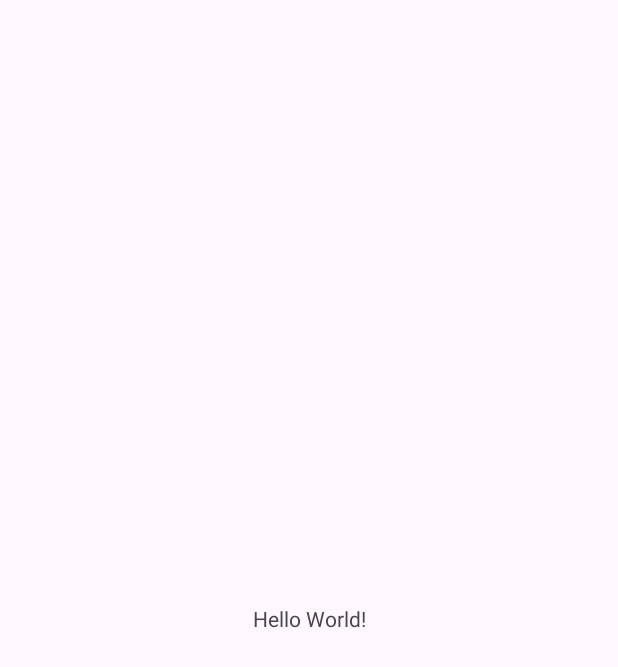
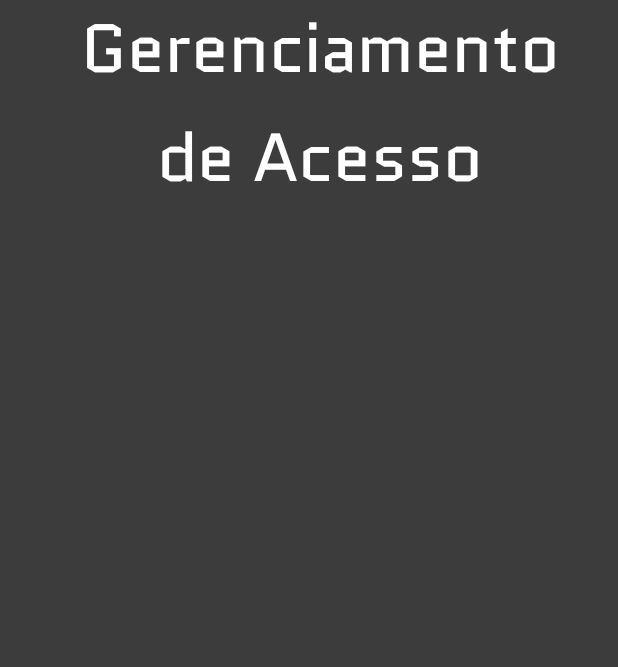
Before and after one commit to Illee-Silva/prj_FB-AuthSys, an Android app: the screen it shows after launch (MainActivity), on a phone screen of 412 x 824 dp. Before the commit the part shown is almost empty. Shown: the top 667 px of the screen. Run offline under Robolectric (Android 15) with nearby library versions, the phone set to English and light mode, and no system bars.

Commit message:
Funções Básicas

```diff
--- a/app/build.gradle.kts
+++ b/app/build.gradle.kts
@@ -1,6 +1,8 @@
 plugins {
     alias(libs.plugins.android.application)
     alias(libs.plugins.kotlin.android)
+
+    id ("com.google.gms.google-services")
 }
 
 android {
@@ -42,6 +44,10 @@ dependencies {
     implementation(libs.material)
     implementation(libs.androidx.activity)
     implementation(libs.androidx.constraintlayout)
+
+    implementation(platform(libs.firebase.bom))
+    implementation (libs.firebase.auth)
+
     testImplementation(libs.junit)
     androidTestImplementation(libs.androidx.junit)
     androidTestImplementation(libs.androidx.espresso.core)
--- a/app/src/main/res/layout/activity_main.xml
+++ b/app/src/main/res/layout/activity_main.xml
@@ -8,12 +8,17 @@
     tools:context=".MainActivity">
 
     <TextView
-        android:layout_width="wrap_content"
-        android:layout_height="wrap_content"
-        android:text="Hello World!"
-        app:layout_constraintBottom_toBottomOf="parent"
+        android:id="@+id/main_txtV_title"
+        android:layout_width="364dp"
+        android:layout_height="145dp"
+        android:fontFamily="@font/quantico"
+        android:lineSpacingExtra="8sp"
+        android:text="Gerenciamento de Acesso"
+        android:textAlignment="center"
+        android:textAppearance="@style/TextAppearance.AppCompat.Display2"
+        android:typeface="monospace"
         app:layout_constraintEnd_toEndOf="parent"
+        app:layout_constraintHorizontal_bias="0.659"
         app:layout_constraintStart_toStartOf="parent"
-        app:layout_constraintTop_toTopOf="parent" />
-
+        tools:layout_editor_absoluteY="54dp" />
 </androidx.constraintlayout.widget.ConstraintLayout>
--- a/app/src/main/res/values-night/themes.xml
+++ b/app/src/main/res/values-night/themes.xml
@@ -3,5 +3,7 @@
     <style name="Base.Theme.Prj_connectAuth" parent="Theme.Material3.DayNight.NoActionBar">
         <!-- Customize your dark theme here. -->
         <!-- <item name="colorPrimary">@color/my_dark_primary</item> -->
+
+        <item name="backgroundColor">@color/page_bkg</item>
     </style>
 </resources>
--- a/app/src/main/res/values/colors.xml
+++ b/app/src/main/res/values/colors.xml
@@ -1,5 +1,6 @@
 <?xml version="1.0" encoding="utf-8"?>
 <resources>
+    <color name="page_bkg">#3C3C3C</color>
     <color name="black">#FF000000</color>
     <color name="white">#FFFFFFFF</color>
 </resources>
--- a/app/src/main/res/values/themes.xml
+++ b/app/src/main/res/values/themes.xml
@@ -3,6 +3,8 @@
     <style name="Base.Theme.Prj_connectAuth" parent="Theme.Material3.DayNight.NoActionBar">
         <!-- Customize your light theme here. -->
         <!-- <item name="colorPrimary">@color/my_light_primary</item> -->
+        <item name="android:background">@color/page_bkg</item>
+        <item name="android:textColor">@color/white</item>
     </style>
 
     <style name="Theme.Prj_connectAuth" parent="Base.Theme.Prj_connectAuth" />
```
Also changed, not shown: app/src/main/res/font/quantico.ttf (added), 2 other files.
